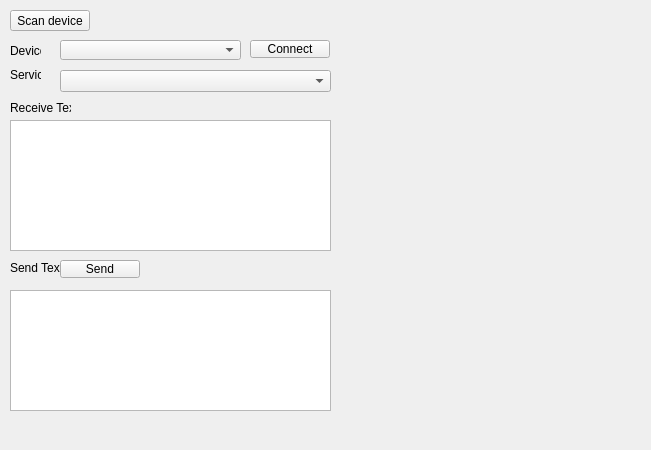
This is Software/BLE_Connect/mainwindow.ui in trietmt9/Cueing-Shoes as Qt 5 draws it before an edit. The edited form follows.
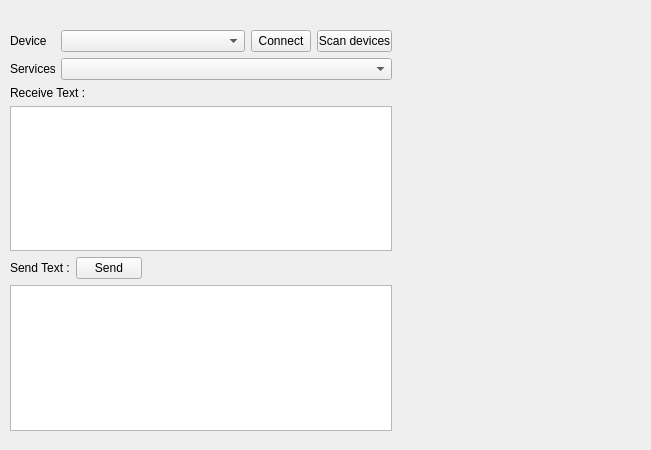
This is the edited form.

```diff
--- a/Software/BLE_Connect/mainwindow.ui
+++ b/Software/BLE_Connect/mainwindow.ui
@@ -14,136 +14,127 @@
    <string>MainWindow</string>
   </property>
   <widget class="QWidget" name="centralwidget">
-   <widget class="QPushButton" name="ScanButton">
+   <widget class="QWidget" name="verticalLayoutWidget">
     <property name="geometry">
      <rect>
       <x>10</x>
-      <y>10</y>
-      <width>80</width>
-      <height>21</height>
+      <y>30</y>
+      <width>382</width>
+      <height>401</height>
      </rect>
     </property>
-    <property name="text">
-     <string>Scan device</string>
-    </property>
-   </widget>
-   <widget class="QComboBox" name="DeviceList">
-    <property name="geometry">
-     <rect>
-      <x>60</x>
-      <y>40</y>
-      <width>181</width>
-      <height>20</height>
-     </rect>
-    </property>
-   </widget>
-   <widget class="QPushButton" name="ConnectButton">
-    <property name="geometry">
-     <rect>
-      <x>250</x>
-      <y>40</y>
-      <width>80</width>
-      <height>18</height>
-     </rect>
-    </property>
-    <property name="text">
-     <string>Connect</string>
-    </property>
-   </widget>
+    <layout class="QVBoxLayout" name="verticalLayout">
+     <item>
+      <layout class="QHBoxLayout" name="horizontalLayout_2">
+       <item>
    <widget class="QLabel" name="label">
-    <property name="geometry">
-     <rect>
-      <x>10</x>
-      <y>40</y>
-      <width>31</width>
-      <height>21</height>
-     </rect>
+         <property name="maximumSize">
+          <size>
+           <width>45</width>
+           <height>30</height>
+          </size>
     </property>
     <property name="text">
      <string>Device</string>
     </property>
    </widget>
-   <widget class="QTextEdit" name="textEdit">
-    <property name="geometry">
-     <rect>
-      <x>10</x>
-      <y>120</y>
-      <width>321</width>
-      <height>131</height>
-     </rect>
-    </property>
-   </widget>
-   <widget class="QPlainTextEdit" name="plainTextEdit">
-    <property name="geometry">
-     <rect>
-      <x>10</x>
-      <y>290</y>
-      <width>321</width>
-      <height>121</height>
-     </rect>
-    </property>
-   </widget>
+       </item>
+       <item>
+        <widget class="QComboBox" name="DeviceList"/>
+       </item>
+       <item>
+        <widget class="QPushButton" name="ConnectButton">
+         <property name="maximumSize">
+          <size>
+           <width>60</width>
+           <height>16777215</height>
+          </size>
+         </property>
+         <property name="text">
+          <string>Connect</string>
+         </property>
+        </widget>
+       </item>
+       <item>
+        <widget class="QPushButton" name="ScanButton">
+         <property name="maximumSize">
+          <size>
+           <width>75</width>
+           <height>16777215</height>
+          </size>
+         </property>
+         <property name="text">
+          <string>Scan devices</string>
+         </property>
+        </widget>
+       </item>
+      </layout>
+     </item>
+     <item>
+      <layout class="QHBoxLayout" name="horizontalLayout">
+       <item>
+        <widget class="QLabel" name="label_2">
+         <property name="maximumSize">
+          <size>
+           <width>45</width>
+           <height>30</height>
+          </size>
+         </property>
+         <property name="text">
+          <string>Services</string>
+         </property>
+        </widget>
+       </item>
+       <item>
+        <widget class="QComboBox" name="comboBox"/>
+       </item>
+      </layout>
+     </item>
+     <item>
+      <layout class="QVBoxLayout" name="verticalLayout_2">
+       <item>
    <widget class="QLabel" name="label_3">
-    <property name="geometry">
-     <rect>
-      <x>10</x>
-      <y>100</y>
-      <width>61</width>
-      <height>16</height>
-     </rect>
-    </property>
     <property name="text">
      <string>Receive Text :</string>
     </property>
    </widget>
+       </item>
+       <item>
+        <widget class="QTextEdit" name="textEdit"/>
+       </item>
+       <item>
+        <layout class="QHBoxLayout" name="horizontalLayout_3">
+         <property name="rightMargin">
+          <number>250</number>
+         </property>
+         <item>
    <widget class="QLabel" name="label_4">
-    <property name="geometry">
-     <rect>
-      <x>10</x>
-      <y>260</y>
-      <width>51</width>
-      <height>16</height>
-     </rect>
+           <property name="maximumSize">
+            <size>
+             <width>60</width>
+             <height>16777215</height>
+            </size>
     </property>
     <property name="text">
      <string>Send Text :</string>
     </property>
    </widget>
+         </item>
+         <item>
    <widget class="QPushButton" name="pushButton">
-    <property name="geometry">
-     <rect>
-      <x>60</x>
-      <y>260</y>
-      <width>80</width>
-      <height>18</height>
-     </rect>
-    </property>
     <property name="text">
      <string>Send</string>
     </property>
    </widget>
-   <widget class="QComboBox" name="comboBox">
-    <property name="geometry">
-     <rect>
-      <x>60</x>
-      <y>70</y>
-      <width>271</width>
-      <height>22</height>
-     </rect>
-    </property>
-   </widget>
-   <widget class="QLabel" name="label_2">
-    <property name="geometry">
-     <rect>
-      <x>10</x>
-      <y>60</y>
-      <width>31</width>
-      <height>29</height>
-     </rect>
-    </property>
-    <property name="text">
-     <string>Services</string>
-    </property>
+         </item>
+        </layout>
+       </item>
+       <item>
+        <widget class="QPlainTextEdit" name="plainTextEdit"/>
+       </item>
+      </layout>
+     </item>
+    </layout>
    </widget>
   </widget>
  </widget>
```
Lines whose indentation alone changed are shown as unchanged.
